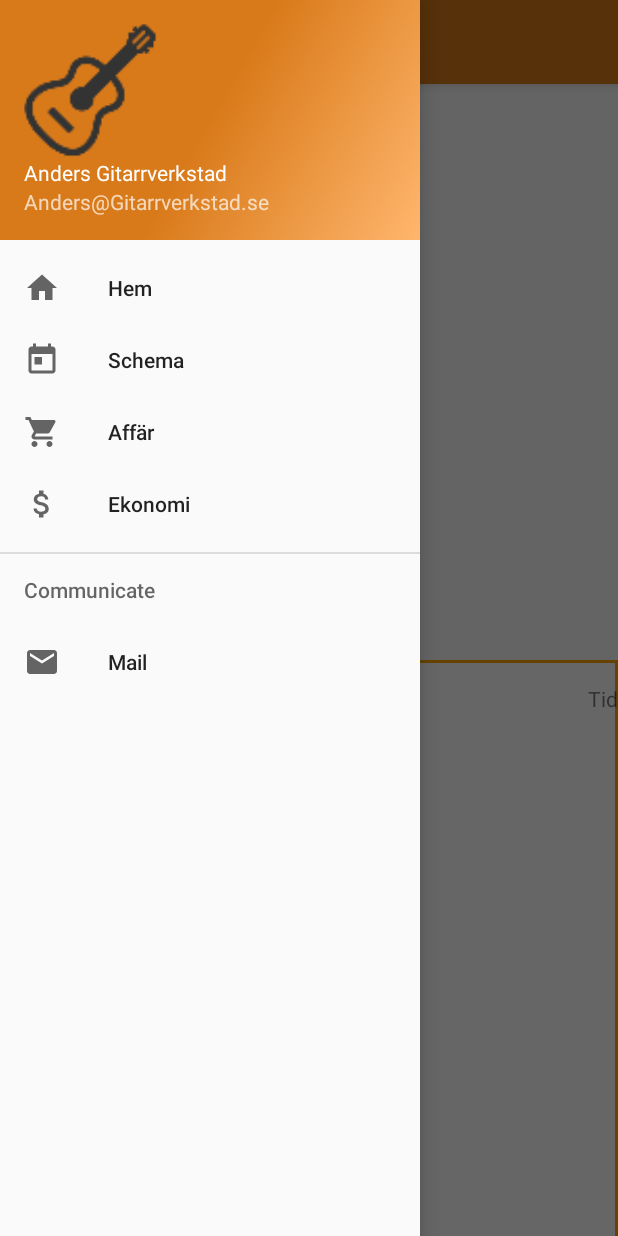
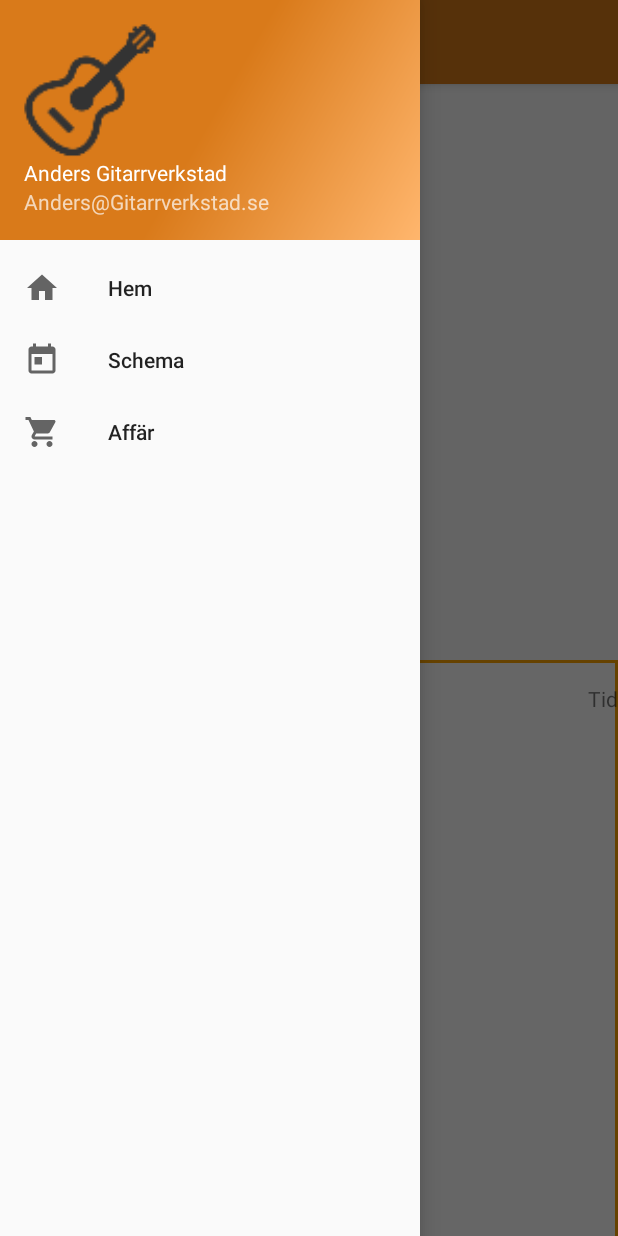
Before and after one commit to TDATG15/Gitarrverkstad_Android, an Android app: the screen it shows after launch (MainActivity), with the side drawer open, on a phone screen of 412 x 824 dp. Run offline under Robolectric (Android 15) with nearby library versions, the phone set to English and light mode, and no system bars; libraries missing offline, so code that uses them is left out: retrofit2.converter.simplexml; 8 statements that could not run were skipped.

Commit message:
Removed economy and mail buttons. HomeFragment now shows the name in the main box in home layout

```diff
--- a/app/src/main/java/com/example/chris/gitarrverkstad/HomeFragment.java
+++ b/app/src/main/java/com/example/chris/gitarrverkstad/HomeFragment.java
@@ -132,6 +132,7 @@ public class HomeFragment extends Fragment {
         list.setOnItemClickListener(new AdapterView.OnItemClickListener() {
             @Override
             public void onItemClick(AdapterView<?> parent, View viewClicked, int position, long id) {
+                textView = (TextView) currentView.findViewById(R.id.selected_cust);
                 textView.setText(appointments.get(position).getCustomer());
                 textView = (TextView) currentView.findViewById(R.id.selected_desc);
                 textView.setText(appointments.get(position).getDescription());
--- a/app/src/main/res/menu/activity_main_drawer.xml
+++ b/app/src/main/res/menu/activity_main_drawer.xml
@@ -13,19 +13,8 @@
             android:id="@+id/nav_shop"
             android:icon="@drawable/ic_shopping_cart_black_24dp"
             android:title="Affär" />
-        <item
-            android:id="@+id/nav_economy"
-            android:icon="@drawable/ic_attach_money_black_24dp"
-            android:title="Ekonomi" />
+
     </group>
 
-    <item android:title="Communicate">
-        <menu>
-            <item
-                android:id="@+id/nav_send"
-                android:icon="@drawable/ic_email_black_24dp"
-                android:title="Mail" />
-        </menu>
-    </item>
 
 </menu>
```
